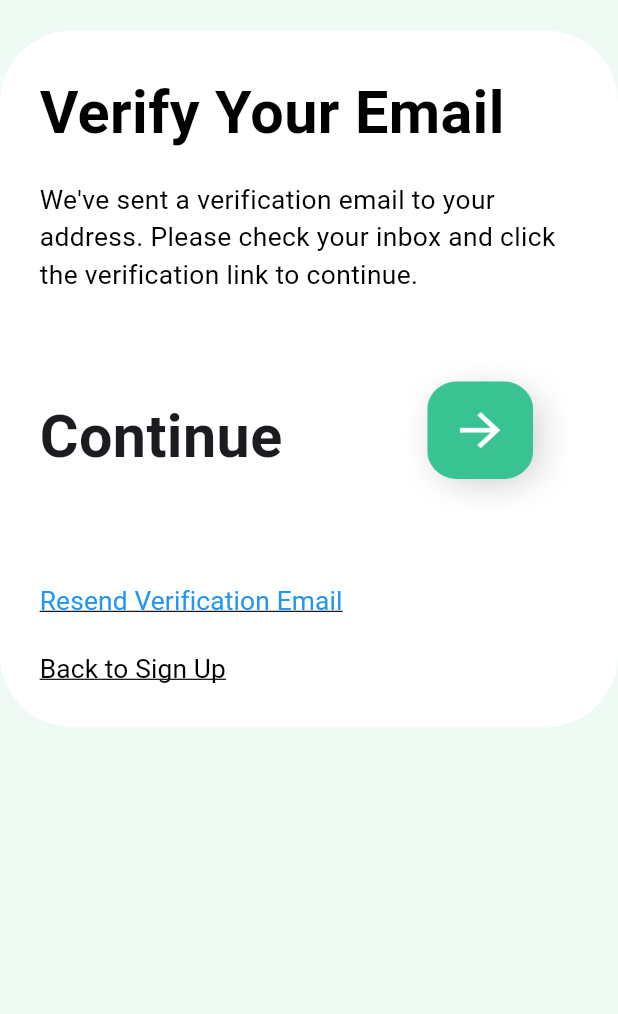
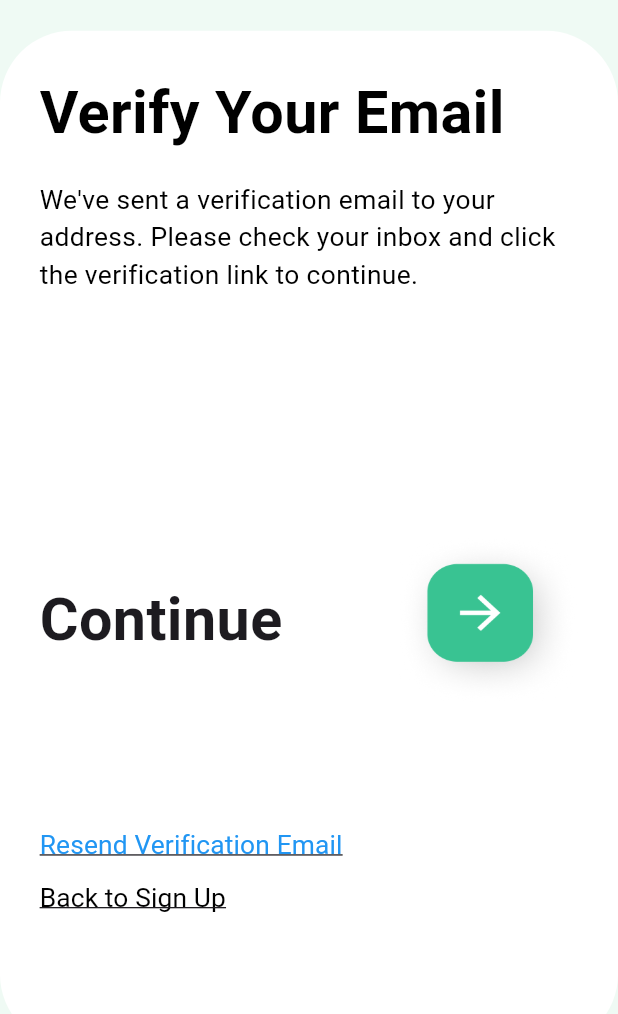
Before and after one commit to aadityayadav17/binarybandits, a Flutter app: the VerificationScreen screen opened directly, on a phone screen of 412 x 824 dp, the part 222-1236 px from its top. Run offline on Flutter 3.47's test engine with Material 3 defaults, Android fonts, the phone set to English and light mode, and no system bars; our stand-ins replace country_code_picker, dropdown_button2, firebase_auth, firebase_core, google_fonts, shared_preferences; accounts and stored records are empty.

Commit message:
Verification Screen (4/n) - Restructure 4

```diff
--- a/lib/screens/verification_screen/verification_screen.dart
+++ b/lib/screens/verification_screen/verification_screen.dart
@@ -103,7 +103,7 @@ class _VerificationScreenState extends State<VerificationScreen> {
                       color: Colors.black,
                     ),
                   ),
-                  SizedBox(height: proportionalHeight(40)),
+                  SizedBox(height: proportionalHeight(160)),
                   Row(
                     mainAxisAlignment: MainAxisAlignment.spaceBetween,
                     crossAxisAlignment: CrossAxisAlignment.center,
@@ -130,7 +130,7 @@ class _VerificationScreenState extends State<VerificationScreen> {
                       ),
                     ],
                   ),
-                  SizedBox(height: proportionalHeight(40)),
+                  SizedBox(height: proportionalHeight(80)),
                   TextButton(
                     onPressed: () async {
                       User? user = FirebaseAuth.instance.currentUser;
@@ -155,7 +155,7 @@ class _VerificationScreenState extends State<VerificationScreen> {
                       ),
                     ),
                   ),
-                  SizedBox(height: proportionalHeight(20)),
+                  SizedBox(height: proportionalHeight(10)),
                   TextButton(
                     onPressed: () {
                       Navigator.of(context).pop();
@@ -175,6 +175,7 @@ class _VerificationScreenState extends State<VerificationScreen> {
                       ),
                     ),
                   ),
+                  SizedBox(height: proportionalHeight(60)),
                 ],
               ),
             ),
```
